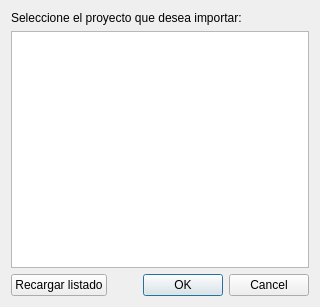
Old version of the form resources/import_surveys_dialog.ui in the repository EL-BID/ramales.
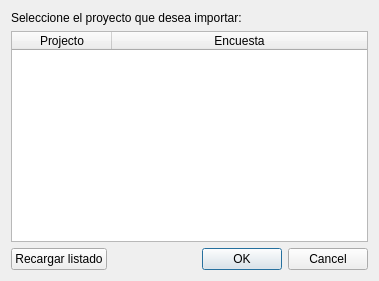
New version of the form. Icons and pictures are not drawn.

Commit message: surveys data

The edit to the form file:
```diff
--- a/resources/import_surveys_dialog.ui
+++ b/resources/import_surveys_dialog.ui
@@ -6,8 +6,8 @@
    <rect>
     <x>0</x>
     <y>0</y>
-    <width>320</width>
-    <height>307</height>
+    <width>379</width>
+    <height>281</height>
    </rect>
   </property>
   <property name="windowTitle">
@@ -21,9 +21,6 @@
      </property>
     </widget>
    </item>
-   <item row="1" column="0" colspan="2">
-    <widget class="QListWidget" name="listWidget"/>
-   </item>
    <item row="2" column="0">
     <widget class="QPushButton" name="pushButton">
      <property name="text">
@@ -41,6 +38,26 @@
      </property>
     </widget>
    </item>
+   <item row="1" column="0" colspan="2">
+    <widget class="QTableWidget" name="surveysTableWidget">
+     <attribute name="horizontalHeaderCascadingSectionResizes">
+      <bool>false</bool>
+     </attribute>
+     <attribute name="horizontalHeaderStretchLastSection">
+      <bool>true</bool>
+     </attribute>
+     <column>
+      <property name="text">
+       <string>Projecto</string>
+      </property>
+     </column>
+     <column>
+      <property name="text">
+       <string>Encuesta</string>
+      </property>
+     </column>
+    </widget>
+   </item>
   </layout>
  </widget>
  <resources/>
```
Left out of the diff: 13 changed lines with no effect on the pictures. The commit also changes 4 other files.
